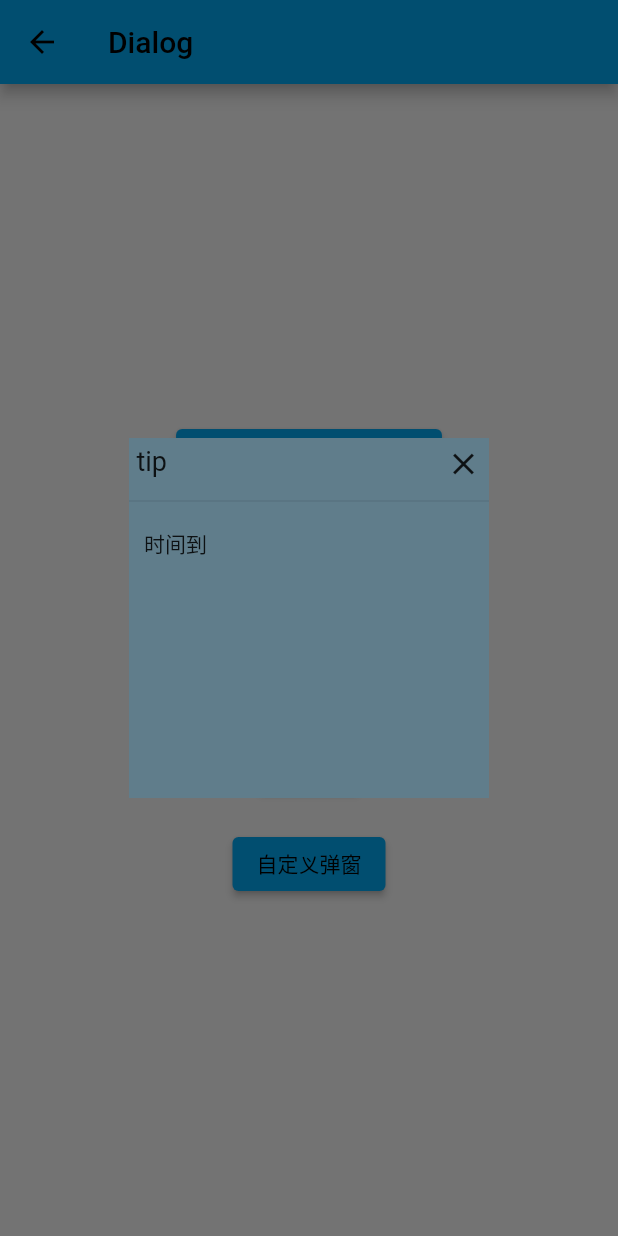
After one commit to magichill33/Learn2Flutter, a Flutter app: the DialogPage screen opened directly, after a tap on "自定义弹窗", on a phone screen of 412 x 824 dp. The commit adds this screen. Run offline on Flutter 3.47's test engine with Material 2 defaults, Android fonts, the phone set to English and light mode, and no system bars; our stand-ins replace fluttertoast; network calls fail.

Commit message:
[feature]:添加 dialog 示例模块

```diff
--- /dev/null
+++ b/lib/pages/dialog/dialog.dart
@@ -0,0 +1,146 @@
+import 'package:flutter/material.dart';
+import 'package:fluttertoast/fluttertoast.dart';
+import '../widget/mydialog.dart';
+
+class DialogPage extends StatefulWidget {
+  const DialogPage({Key? key}) : super(key: key);
+
+  @override
+  State<DialogPage> createState() => _DialogPageState();
+}
+
+class _DialogPageState extends State<DialogPage> {
+  void _alertDialog() async {
+    var result = await showDialog(
+        barrierDismissible: false, //表示点击灰色背景的时候是否消失弹出框
+        context: context,
+        builder: (context) {
+          return AlertDialog(
+            title: const Text("提示信息！"),
+            content: const Text("您确定要删除吗"),
+            actions: [
+              TextButton(onPressed: () {
+                Navigator.of(context).pop("ok");
+              }, child: const Text("确定")),
+              TextButton(onPressed: () {
+                Navigator.of(context).pop("cancel");
+              }, child: const Text("取消")),
+            ],
+          );
+        });
+    print("_alertDialog $result");
+  }
+
+  void _simpleDialog() async {
+    var result = await showDialog(context: context,
+        builder: (context) {
+          return SimpleDialog(title: const Text("请选择语言"),
+            children: [
+              SimpleDialogOption(onPressed: () {
+                Navigator.pop(context, "汉语");
+              },
+                child: const Text("中文简体"),),
+              SimpleDialogOption(onPressed: () {
+                Navigator.pop(context, "英语");
+              },
+                child: const Text("英语"),),
+              SimpleDialogOption(onPressed: () {
+                Navigator.pop(context, "日语");
+              },
+                child: const Text("日语"),),
+              SimpleDialogOption(onPressed: () {
+                Navigator.pop(context, "韩语");
+              },
+                child: const Text("韩语"),),
+              SimpleDialogOption(onPressed: () {
+                Navigator.pop(context, "阿拉伯文");
+              },
+                child: const Text("阿拉伯文"),),
+            ],);
+        });
+    print("_simpleDialog $result");
+  }
+
+  void _modelBottomSheet() async {
+    var result = await showModalBottomSheet(
+        context: context,
+        builder: (context) {
+          return SizedBox(
+            height: 240,
+            child: Column(crossAxisAlignment: CrossAxisAlignment.center,
+              children: [
+                ListTile(title: const Text("分享"),
+                  onTap: () {
+                    Navigator.pop(context, "分享");
+                  },),
+                const Divider(),
+                ListTile(title: const Text("收藏"),
+                  onTap: () {
+                    Navigator.pop(context, "收藏");
+                  },),
+                const Divider(),
+                ListTile(title: const Text("取消"),
+                  onTap: () {
+                    Navigator.pop(context, "取消");
+                  },)
+              ],
+            ),
+          );
+        });
+    print("_modelBottomSheet $result");
+  }
+
+  void _toast() {
+    Fluttertoast.showToast(msg: "提示信息",
+        toastLength: Toast.LENGTH_LONG,
+        //只针对android平台
+        gravity: ToastGravity.CENTER,
+        timeInSecForIosWeb: 1,
+        //提示时间针对 ios 和 web
+        backgroundColor: Colors.black,
+        textColor: Colors.white,
+        fontSize: 16
+    );
+  }
+
+  void _showMyDialog() async {
+    var result = await showDialog(context: context,
+        builder: (context) {
+          return MyDialg(title: "tip", content: "时间到", onTap: () {
+            Navigator.pop(context, "我是自定义窗口");
+          });
+        }
+    );
+    print("_showMyDialog $result");
+  }
+
+  @override
+  Widget build(BuildContext context) {
+    return Scaffold(
+      appBar: AppBar(
+        title: Text('Dialog'),
+      ),
+      body: Center(
+        child: Column(
+          mainAxisAlignment: MainAxisAlignment.center,
+          children: <Widget>[
+            ElevatedButton(onPressed: _alertDialog,
+                child: const Text("alert弹出框-AlertDialog")),
+            const SizedBox(height: 20,),
+            ElevatedButton(onPressed: _simpleDialog,
+                child: const Text("select弹出框-SimpleDialog")),
+            const SizedBox(height: 20,),
+            ElevatedButton(onPressed: _modelBottomSheet,
+                child: const Text("ActionSheet底部弹出框")),
+            const SizedBox(height: 20,),
+            ElevatedButton(onPressed: _toast,
+                child: const Text("Toast")),
+            const SizedBox(height: 20,),
+            ElevatedButton(onPressed: _showMyDialog,
+                child: const Text("自定义弹窗")),
+          ],
+        ),
+      ),
+    );
+  }
+}
--- a/lib/pages/router/controller.dart
+++ b/lib/pages/router/controller.dart
@@ -1,5 +1,6 @@
 import 'package:flutter/material.dart';
 
+import '../dialog/dialog.dart';
 import '../form.dart';
 import '../news.dart';
 import '../routers.dart';
@@ -11,7 +12,8 @@ final Map<String, Function> routers = {
   "/search": (context) => const SearchPage(),
   "/form": (context, {arguments}) => FormPage(
         arguments: arguments,
-      )
+      ),
+  "/dialog": (context, {arguments}) => DialogPage(),
 };
 
 var onGenerateRoute = (RouteSettings settings) {
--- a/lib/pages/router/home.dart
+++ b/lib/pages/router/home.dart
@@ -35,6 +35,11 @@ class _HomePageState extends State<HomePage> {
                 arguments: {"title": "我是命名路由传值", "aid": 20});
               },
               child: const Text("命名路由传值")),
+          ElevatedButton(
+              onPressed: () {
+                Navigator.pushNamed(context, "/dialog");
+              },
+              child: const Text("对话框模块")),
         ],
       ),
     );
--- /dev/null
+++ b/lib/pages/widget/mydialog.dart
@@ -0,0 +1,60 @@
+import 'package:flutter/material.dart';
+
+class MyDialg extends Dialog {
+  final String title;
+  final String content;
+  final Function()? onTap;
+
+  const MyDialg(
+      {Key? key,
+      required this.title,
+      required this.content,
+      required this.onTap})
+      : super(key: key);
+
+  @override
+  Widget build(BuildContext context) {
+    return Material(
+      type: MaterialType.transparency,
+      child: Center(
+        child: Container(
+          height: 240,
+          width: 240,
+          color: Colors.blueGrey,
+          child: Column(
+            children: [
+              Padding(
+                padding: const EdgeInsets.all(5),
+                child: Stack(
+                  children: [
+                    Align(
+                      alignment: Alignment.centerLeft,
+                      child: Text(
+                        title,
+                        style: const TextStyle(fontSize: 18),
+                      ),
+                    ),
+                    Align(
+                      alignment: Alignment.centerRight,
+                      child:
+                          InkWell(onTap: onTap, child: const Icon(Icons.close)),
+                    ),
+                  ],
+                ),
+              ),
+              const Divider(),
+              Container(
+                padding: const EdgeInsets.all(10),
+                width: double.infinity,
+                child: Text(
+                  content,
+                  style: const TextStyle(fontSize: 14),
+                ),
+              )
+            ],
+          ),
+        ),
+      ),
+    );
+  }
+}
--- a/pubspec.yaml
+++ b/pubspec.yaml
@@ -35,6 +35,7 @@ dependencies:
   # The following adds the Cupertino Icons font to your application.
   # Use with the CupertinoIcons class for iOS style icons.
   cupertino_icons: ^1.0.2
+  fluttertoast: ^8.2.1
 
 dev_dependencies:
   flutter_test:
```
Also changed, not shown: pubspec.lock.
